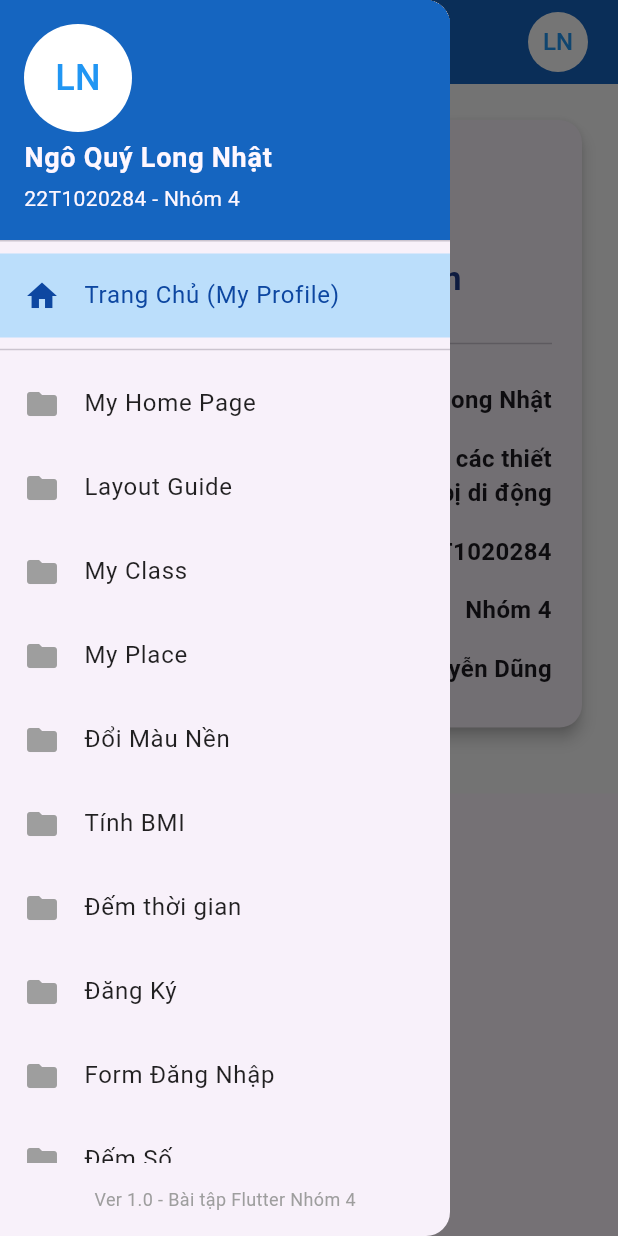
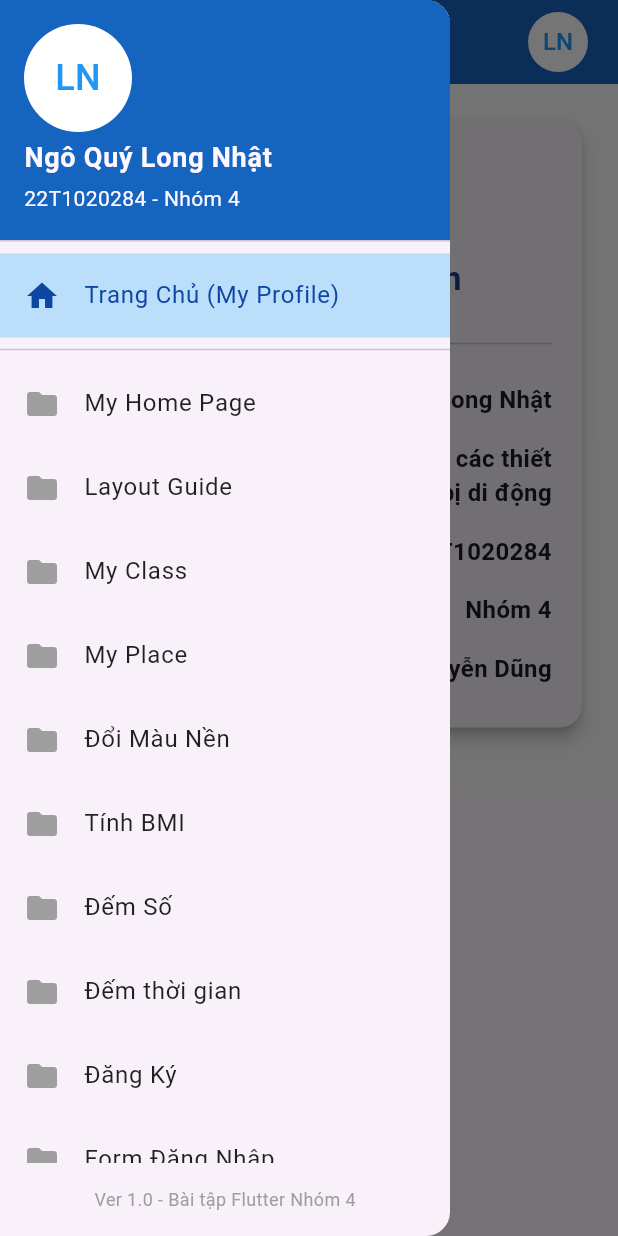
Before and after one commit to Nhat118/baitap_flutter_nhom4, a Flutter app: the Ngoquylongnhat screen opened directly, with the side drawer open, on a phone screen of 412 x 824 dp. Run offline on Flutter 3.47's test engine with Material 3 defaults, Android fonts, the phone set to English and light mode, and no system bars; our stand-ins replace dio; missing offline and left inert: flutter_baitap_nhom4; statements that could not run were skipped.

Commit message:
fix sidebar

```diff
--- a/lib/NgoQuyLongNhat.dart
+++ b/lib/NgoQuyLongNhat.dart
@@ -24,11 +24,11 @@ final Map<String, Widget> assignmentWidgets = {
   'My Place': const MyPlace(),
   'Đổi Màu Nền': const ColorChanger(),
   'Tính BMI': const BMI(),
+  'Đếm Số': const CountNumber(),
   'Đếm thời gian': const CountdownTimer(),
   'Đăng Ký': const Register(),
   'Form Đăng Nhập': Login(),
-  'Đếm Số': const CountNumber(),
-  'Feedback': const FeedbackForm(),
+  'Phản hồi': const FeedbackForm(),
   'Cửa Hàng': const MyProduct(),
   'Tin Tức': const NewsListPage(),
   'Đăng Nhập API': LoginAPI(),
--- a/lib/NgoQuyLongNhatProfile.dart
+++ b/lib/NgoQuyLongNhatProfile.dart
@@ -43,7 +43,7 @@ class _MyProfileState extends State<MyProfile> {
                   _buildRowInfo("Họ và Tên:", "Ngô Quý Long Nhật"),
                   _buildRowInfo("Học Phần:", "Lập trình ứng dụng cho các thiết bị di động"),
                   _buildRowInfo("Mã Sinh Viên:", "22T1020284"),
-                  _buildRowInfo("Lớp/Nhóm:", "Nhóm 4"),
+                  _buildRowInfo("Nhóm:", "Nhóm 4"),
                   _buildRowInfo("Giảng Viên:", "ThS. Nguyễn Dũng"),
                 ],
               ),
```
